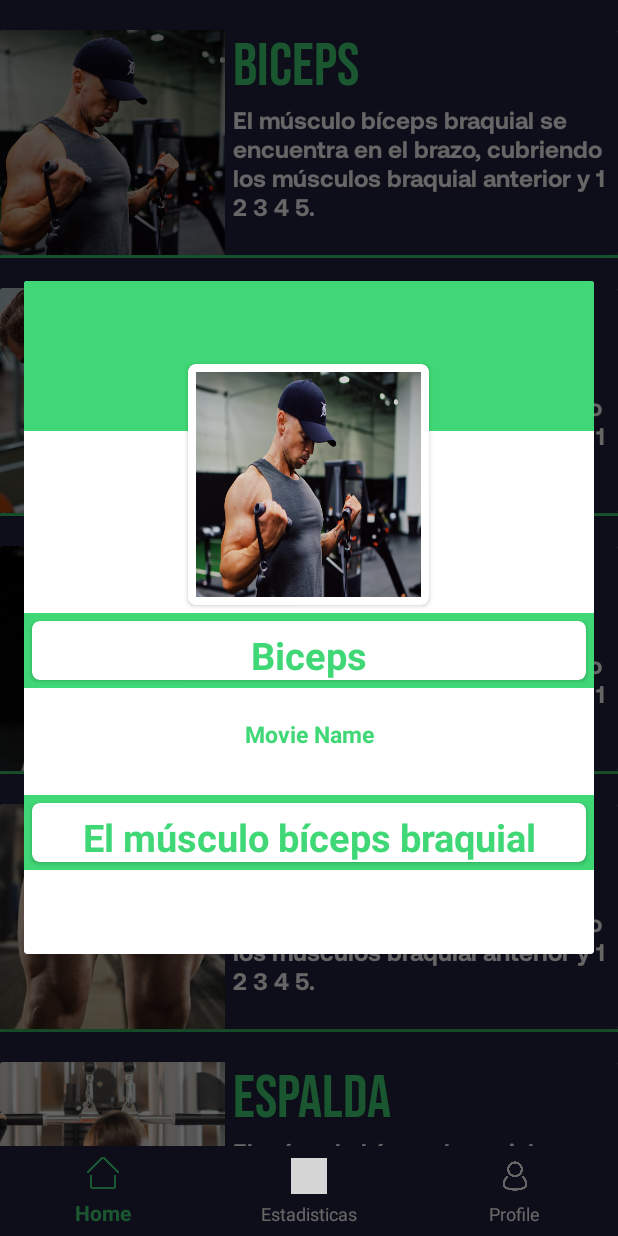
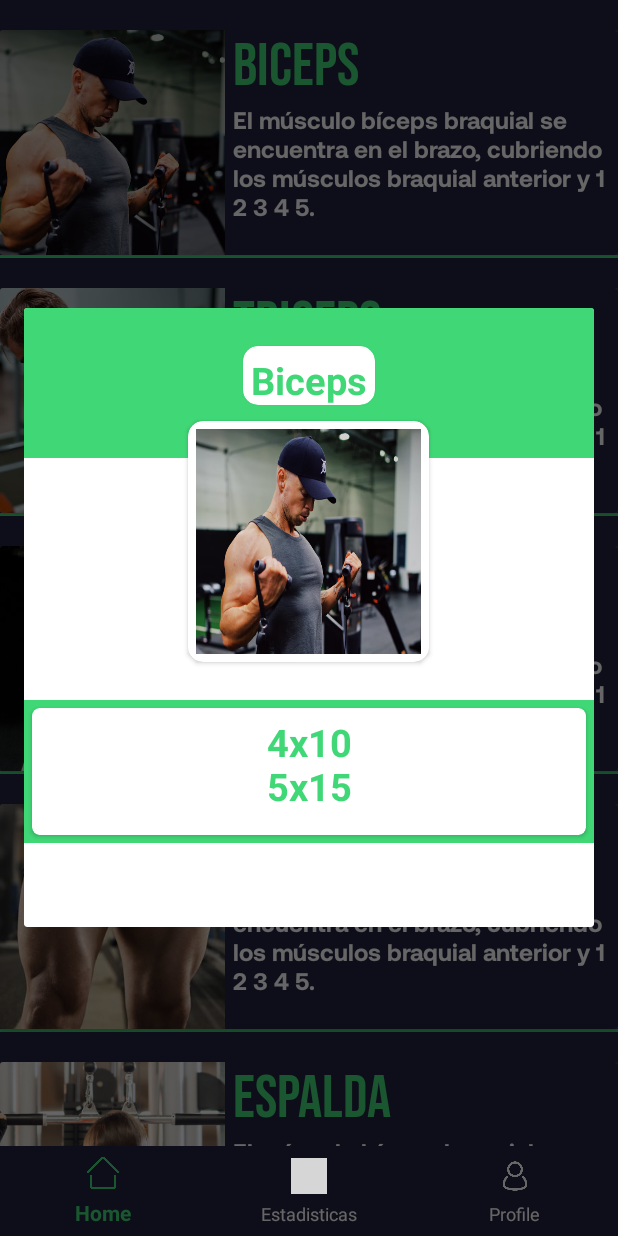
Before and after one commit to asier97am/Strong, an Android app: the Page1 screen opened directly, with no data from a screen before it, after a tap on "Biceps", on a phone screen of 412 x 824 dp. Run offline under Robolectric (Android 15) with nearby library versions, the phone set to English and light mode, and no system bars; our stand-ins replace Picasso; grey boxes are pictures that could not be loaded.

Commit message:
modificando ALERT DIALOG FRAGMENT 3

```diff
--- a/app/src/main/java/com/asier/aranda/strong/EjerciciosHome.java
+++ b/app/src/main/java/com/asier/aranda/strong/EjerciciosHome.java
@@ -1,12 +1,13 @@
 package com.asier.aranda.strong;
 
 public class EjerciciosHome {
-    private String ejercicio,descripcion;
+    private String ejercicio,descripcion,descripcion2;
     private int fotoEjercicio;
 
-    public EjerciciosHome(String ejercicio, String descripcion, int fotoEjercicio) {
+    public EjerciciosHome(String ejercicio, String descripcion,String descripcion2, int fotoEjercicio) {
         this.ejercicio = ejercicio;
         this.descripcion = descripcion;
+        this.descripcion2 = descripcion2;
         this.fotoEjercicio = fotoEjercicio;
     }
 
@@ -26,6 +27,14 @@ public class EjerciciosHome {
         this.descripcion = descripcion;
     }
 
+    public String getDescripcion2() {
+        return descripcion2;
+    }
+
+    public void setDescripcion2(String descripcion2) {
+        this.descripcion2 = descripcion2;
+    }
+
     public int getFotoEjercicio() {
         return fotoEjercicio;
     }
--- a/app/src/main/java/com/asier/aranda/strong/RecyclerViewAdaptador.java
+++ b/app/src/main/java/com/asier/aranda/strong/RecyclerViewAdaptador.java
@@ -3,27 +3,23 @@ package com.asier.aranda.strong;
 import android.app.AlertDialog;
 import android.content.Context;
 import android.content.DialogInterface;
-import android.media.Image;
-import android.text.Layout;
 import android.view.LayoutInflater;
 import android.view.View;
 import android.view.ViewGroup;
 import android.widget.ImageView;
 import android.widget.TextView;
 
-import androidx.annotation.NonNull;
 import androidx.cardview.widget.CardView;
 import androidx.recyclerview.widget.RecyclerView;
 import com.squareup.picasso.Picasso;
 
 import java.util.ArrayList;
-import java.util.List;
 
 public class RecyclerViewAdaptador extends RecyclerView.Adapter<RecyclerViewAdaptador.ViewHolder> {
     Context context;
 
     public static class ViewHolder extends RecyclerView.ViewHolder {
-        private TextView ejercicio, descripcion;
+        private TextView ejercicio, descripcion,descripcion2;
         private ImageView fotoEjercicio;
         private CardView card_view;
 
@@ -64,6 +60,7 @@ public class RecyclerViewAdaptador extends RecyclerView.Adapter<RecyclerViewAdap
         EjerciciosHome ejercicioLista1=ejercicioLista.get(position);
         viewHolder.ejercicio.setText(ejercicioLista.get(position).getEjercicio());
         viewHolder.descripcion.setText(ejercicioLista.get(position).getDescripcion());
+       // viewHolder.descripcion2.setText(ejercicioLista.get(position).getDescripcion2());
         viewHolder.fotoEjercicio.setImageResource(ejercicioLista.get(position).getFotoEjercicio());
 
 
@@ -72,12 +69,14 @@ public class RecyclerViewAdaptador extends RecyclerView.Adapter<RecyclerViewAdap
             public void onClick(View v) {
                 AlertDialog.Builder builder=new AlertDialog.Builder(v.getContext());
                 View view=LayoutInflater.from(builder.getContext()).inflate(R.layout.ejercicio_biceps1,null);
-                ImageView dimg=(ImageView)view.findViewById(R.id.dimage);
+                ImageView dimg=(ImageView)view.findViewById(R.id.foto);
                 Picasso.with(context).load(ejercicioLista1.getFotoEjercicio()).into(dimg);
-                TextView tvname=(TextView)view.findViewById(R.id.artistname);
+                TextView tvname=(TextView)view.findViewById(R.id.tituloEjercicio);
                 tvname.setText(ejercicioLista1.getEjercicio());
-                TextView moviename=(TextView)view.findViewById(R.id.moviename);
-                moviename.setText(ejercicioLista1.getDescripcion());
+                TextView moviename=(TextView)view.findViewById(R.id.decripcionEjercicio2);
+               // TextView moviename2=(TextView)view.findViewById(R.id.moviename2);
+                moviename.setText(ejercicioLista1.getDescripcion2());
+               // moviename2.setText(ejercicioLista1.getDescripcion2());
                 builder.setView(view);
 
                 builder.setNegativeButton("back", new DialogInterface.OnClickListener() {
--- a/app/src/main/java/com/asier/aranda/strong/fragment/Page1.java
+++ b/app/src/main/java/com/asier/aranda/strong/fragment/Page1.java
@@ -58,25 +58,25 @@ public class Page1 extends Fragment {
 
     private void llenarLista() {
         ejercicioLista.add(new EjerciciosHome("Biceps",
-                "El músculo bíceps braquial se encuentra en el brazo, cubriendo los músculos braquial anterior y 1 2 3 4 5.",
+                "El músculo bíceps braquial se encuentra en el brazo, cubriendo los músculos braquial anterior y 1 2 3 4 5.","4x10\n5x15",
                 R.drawable.biceps1));
         ejercicioLista.add(new EjerciciosHome("Triceps",
-                "El músculo bíceps braquial se encuentra en el brazo, cubriendo los músculos braquial anterior y 1 2 3 4 5.",
+                "El músculo bíceps braquial se encuentra en el brazo, cubriendo los músculos braquial anterior y 1 2 3 4 5.","4x10 \n5x15 \n",
                 R.drawable.triceps));
         ejercicioLista.add(new EjerciciosHome("Gemelo",
-                "El músculo bíceps braquial se encuentra en el brazo, cubriendo los músculos braquial anterior y 1 2 3 4 5.",
+                "El músculo bíceps braquial se encuentra en el brazo, cubriendo los músculos braquial anterior y 1 2 3 4 5.","4x10 \n5x15 \n",
                 R.drawable.gemelo));
         ejercicioLista.add(new EjerciciosHome("Cuadriceps",
-                "El músculo bíceps braquial se encuentra en el brazo, cubriendo los músculos braquial anterior y 1 2 3 4 5.",
+                "El músculo bíceps braquial se encuentra en el brazo, cubriendo los músculos braquial anterior y 1 2 3 4 5.","4x10 \n5x15 \n",
                 R.drawable.cuadriceps));
         ejercicioLista.add(new EjerciciosHome("Espalda",
-                "El músculo bíceps braquial se encuentra en el brazo, cubriendo los músculos braquial anterior y 1 2 3 4 5.",
+                "El músculo bíceps braquial se encuentra en el brazo, cubriendo los músculos braquial anterior y 1 2 3 4 5.","4x10 \n5x15 \n",
                 R.drawable.espalda));
         ejercicioLista.add(new EjerciciosHome("Pecho",
-                "El músculo bíceps braquial se encuentra en el brazo, cubriendo los músculos braquial anterior y 1 2 3 4 5.",
+                "El músculo bíceps braquial se encuentra en el brazo, cubriendo los músculos braquial anterior y 1 2 3 4 5.","4x10 \n5x15 \n",
                 R.drawable.pecho));
         ejercicioLista.add(new EjerciciosHome("Hombro",
-                "El músculo bíceps braquial se encuentra en el brazo, cubriendo los músculos braquial anterior y 1 2 3 4 5.",
+                "El músculo bíceps braquial se encuentra en el brazo, cubriendo los músculos braquial anterior y 1 2 3 4 5.","4x10 \n5x15 \n",
                 R.drawable.hombro));
     }
 
--- a/app/src/main/res/layout/ejercicio_biceps1.xml
+++ b/app/src/main/res/layout/ejercicio_biceps1.xml
@@ -7,70 +7,77 @@
             android:background="@color/verdeApp"
             android:layout_width="match_parent"
             android:layout_height="100dp">
+        </LinearLayout>
+
+    <LinearLayout
+        android:id="@+id/second_lay"
+        android:layout_width="match_parent"
+        android:layout_height="50dp"
+        android:background="@color/verdeApp"
+        android:gravity="center"
+        android:layout_marginTop="20dp">
+
+        <androidx.cardview.widget.CardView
+            android:layout_width="wrap_content"
+            android:layout_height="wrap_content"
+            android:layout_margin="5dp"
+            android:padding="5dp"
+            app:cardCornerRadius="10dp">
+
+            <LinearLayout
+                android:layout_width="match_parent"
+                android:layout_height="40dp"
+                android:layout_margin="5dp">
+
+                <TextView
+                    android:id="@+id/tituloEjercicio"
+                    android:layout_width="match_parent"
+                    android:layout_height="wrap_content"
+                    android:textAlignment="center"
+                    android:textColor="@color/verdeApp"
+                    android:textSize="25sp"
+                    android:textStyle="bold" />
+            </LinearLayout>
+
+        </androidx.cardview.widget.CardView>
 
     </LinearLayout>
+
     <RelativeLayout
         android:id="@+id/top_lai"
-            android:layout_marginTop="50dp"
         android:layout_width="match_parent"
-            android:layout_height="wrap_content">
+        android:layout_height="wrap_content"
+        android:layout_marginTop="70dp">
+
         <androidx.cardview.widget.CardView
-                android:layout_centerHorizontal="true"
             android:layout_width="wrap_content"
             android:layout_height="wrap_content"
-                app:cardCornerRadius="5dp"
+            android:layout_centerHorizontal="true"
             android:layout_margin="5dp"
-                android:padding="5dp">
+            android:padding="5dp"
+            app:cardCornerRadius="10dp">
+
             <LinearLayout
                 android:layout_width="wrap_content"
                 android:layout_height="wrap_content"
                 android:layout_margin="5dp">
+
                 <ImageView
-                        android:id="@+id/dimage"
-                        android:scaleType="fitXY"
+                    android:id="@+id/foto"
                     android:layout_width="150dp"
                     android:layout_height="150dp"
-                        android:contentDescription="TODOO" />
+                    android:contentDescription="TODOO"
+                    android:scaleType="fitXY" />
             </LinearLayout>
 
         </androidx.cardview.widget.CardView>
 
     </RelativeLayout>
-        <LinearLayout
-            android:id="@+id/second_lay"
-            android:layout_below="@+id/top_lai"
-            android:background="@color/verdeApp"
-            android:layout_width="match_parent"
-            android:gravity="center"
-            android:layout_height="50dp">
-            <androidx.cardview.widget.CardView
-                android:layout_width="match_parent"
-                android:layout_height="wrap_content"
-                app:cardCornerRadius="5dp"
-                android:layout_margin="5dp"
-                android:padding="5dp">
-                <LinearLayout
-                    android:layout_width="match_parent"
-                    android:layout_height="40dp"
-                    android:layout_margin="5dp">
-                    <TextView
-                        android:textSize="25sp"
-                        android:textStyle="bold"
-                        android:textColor="@color/verdeApp"
-                        android:textAlignment="center"
-                        android:id="@+id/artistname"
-                        android:layout_width="match_parent"
-                        android:layout_height="wrap_content" />
 
-                </LinearLayout>
-
-            </androidx.cardview.widget.CardView>
-
-        </LinearLayout>
     <TextView
             android:textAlignment="center"
-            android:text="Movie Name"
-            android:layout_marginTop="20dp"
+            android:text=""
+            android:layout_marginTop="150dp"
             android:textSize="15sp"
             android:id="@+id/mname"
             android:textColor="@color/verdeApp"
@@ -79,12 +86,12 @@
             android:layout_width="match_parent"
             android:layout_height="wrap_content" />
         <LinearLayout
-            android:layout_marginTop="30dp"
+            android:layout_marginTop="20dp"
             android:layout_below="@+id/mname"
             android:background="@color/verdeApp"
             android:layout_width="match_parent"
             android:gravity="center"
-            android:layout_height="50dp"
+            android:layout_height="wrap_content"
             android:orientation="vertical">
 
             <androidx.cardview.widget.CardView
@@ -95,14 +102,16 @@
                 android:padding="5dp">
                 <LinearLayout
                     android:layout_width="match_parent"
-                    android:layout_height="40dp"
-                    android:layout_margin="5dp">
+                    android:layout_height="wrap_content"
+                    android:layout_margin="5dp"
+                    android:orientation="vertical">
                     <TextView
                         android:textSize="25sp"
                         android:textStyle="bold"
                         android:textColor="@color/verdeApp"
+                        android:layout_marginBottom="10dp"
                         android:textAlignment="center"
-                        android:id="@+id/moviename"
+                        android:id="@+id/decripcionEjercicio2"
                         android:layout_width="match_parent"
                         android:layout_height="wrap_content" />
 
```
Lines whose indentation alone changed are shown as unchanged.
